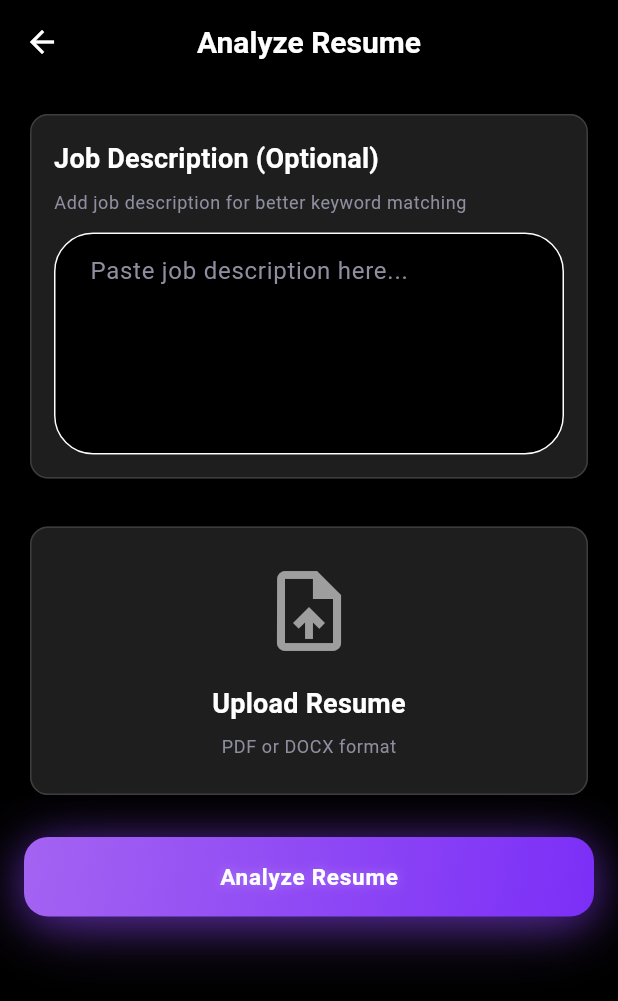
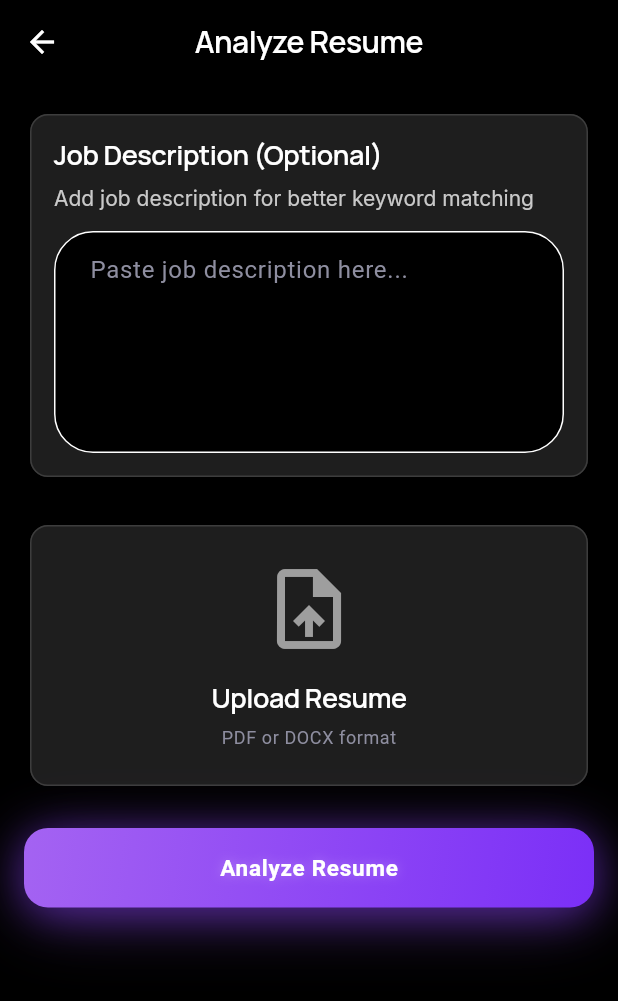
Before and after one commit to ARISH4651/Resume_Analyzer_and_Guider, a Flutter app: the screen it shows after launch, after a tap on "Analyze Resume", on a phone screen of 412 x 824 dp. Shown: the top 1001 px of the screen. Run offline on Flutter 3.47's test engine with Material 3 defaults, Android fonts, the phone set to English and light mode, and no system bars; our stand-ins replace dio, file_picker, firebase_core, flutter_riverpod, google_fonts, lottie; accounts and stored records are empty; network calls fail.

Commit message:
Font Style changed

```diff
--- a/mobile_app/lib/screens/analyze_screen.dart
+++ b/mobile_app/lib/screens/analyze_screen.dart
@@ -3,6 +3,7 @@ import 'package:flutter_riverpod/flutter_riverpod.dart';
 import 'package:file_picker/file_picker.dart';
 import '../services/api_service.dart';
 import 'result_screen.dart';
+import '../theme/app_text_styles.dart';
 
 class AnalyzeScreen extends ConsumerStatefulWidget {
   const AnalyzeScreen({super.key});
@@ -85,7 +86,10 @@ class _AnalyzeScreenState extends ConsumerState<AnalyzeScreen> {
   Widget build(BuildContext context) {
     return Scaffold(
       appBar: AppBar(
-        title: const Text('Analyze Resume'),
+        title: Text(
+          'Analyze Resume',
+          style: AppTextStyles.heading3.copyWith(fontSize: 20),
+        ),
       ),
       body: SafeArea(
         child: SingleChildScrollView(
@@ -102,12 +106,12 @@ class _AnalyzeScreenState extends ConsumerState<AnalyzeScreen> {
                     children: [
                       Text(
                         'Job Description (Optional)',
-                        style: Theme.of(context).textTheme.titleMedium,
+                        style: AppTextStyles.heading3.copyWith(fontSize: 18),
                       ),
                       const SizedBox(height: 8),
                       Text(
                         'Add job description for better keyword matching',
-                        style: Theme.of(context).textTheme.bodySmall,
+                        style: AppTextStyles.bodySmall,
                       ),
                       const SizedBox(height: 12),
                       TextField(
@@ -145,7 +149,7 @@ class _AnalyzeScreenState extends ConsumerState<AnalyzeScreen> {
                         const SizedBox(height: 16),
                         Text(
                           _fileName ?? 'Upload Resume',
-                          style: Theme.of(context).textTheme.titleMedium,
+                          style: AppTextStyles.heading3.copyWith(fontSize: 18),
                           textAlign: TextAlign.center,
                         ),
                         const SizedBox(height: 8),
--- a/mobile_app/lib/screens/guide_screen.dart
+++ b/mobile_app/lib/screens/guide_screen.dart
@@ -3,6 +3,7 @@ import 'package:flutter_riverpod/flutter_riverpod.dart';
 import 'package:lottie/lottie.dart' as lottie_lib;
 import '../services/api_service.dart';
 import '../models/chat_message.dart';
+import '../theme/app_text_styles.dart';
 
 class GuideScreen extends ConsumerStatefulWidget {
   const GuideScreen({super.key});
@@ -89,13 +90,9 @@ class _GuideScreenState extends ConsumerState<GuideScreen> {
     return Scaffold(
       backgroundColor: const Color(0xFF0A0A0A),
       appBar: AppBar(
-        title: const Text(
+        title: Text(
           'Resume Guide',
-          style: TextStyle(
-            fontSize: 20,
-            fontWeight: FontWeight.w600,
-            letterSpacing: 0.5,
-          ),
+          style: AppTextStyles.heading3.copyWith(fontSize: 20),
         ),
         backgroundColor: const Color(0xFF1A1A1A),
         elevation: 0,
--- a/mobile_app/lib/screens/home_screen.dart
+++ b/mobile_app/lib/screens/home_screen.dart
@@ -2,6 +2,7 @@ import 'package:flutter/material.dart';
 import 'package:lottie/lottie.dart' as lottie_lib;
 import 'analyze_screen.dart';
 import 'guide_screen.dart';
+import '../theme/app_text_styles.dart';
 
 class HomeScreen extends StatefulWidget {
   const HomeScreen({super.key});
@@ -190,19 +191,20 @@ class _HomeScreenState extends State<HomeScreen> with SingleTickerProviderStateM
                   const SizedBox(height: 16),
 
                   // Title
-                  const Padding(
-                    padding: EdgeInsets.symmetric(horizontal: 30),
+                  Padding(
+                    padding: const EdgeInsets.symmetric(horizontal: 30),
                     child: Column(
                       crossAxisAlignment: CrossAxisAlignment.center,
                       children: [
                         Text(
-                          'Hello! I\'m Your AI Assistant\nWhat would you like to do today?',
-                          style: TextStyle(
-                            color: Colors.white,
-                            fontSize: 18,
-                            fontWeight: FontWeight.w600,
-                            fontFamily: 'Inria Serif',
-                          ),
+                          'Hello! I\'m Your AI Assistant',
+                          style: AppTextStyles.heading1,
+                          textAlign: TextAlign.center,
+                        ),
+                        const SizedBox(height: 8),
+                        Text(
+                          'What would you like to do today?',
+                          style: AppTextStyles.subtitle,
                           textAlign: TextAlign.center,
                         ),
                       ],
@@ -450,22 +452,17 @@ class _HomeScreenState extends State<HomeScreen> with SingleTickerProviderStateM
                                   ),
                                 ],
                               ),
-                              child: const Column(
+                              child: Column(
                                 mainAxisAlignment: MainAxisAlignment.center,
                                 children: [
-                                  Text(
+                                  const Text(
                                     '🎯',
                                     style: TextStyle(fontSize: 32),
                                   ),
-                                  SizedBox(height: 12),
+                                  const SizedBox(height: 12),
                                   Text(
                                     'Get instant ATS score & personalized feedback',
-                                    style: TextStyle(
-                                      color: Colors.white70,
-                                      fontSize: 14,
-                                      fontWeight: FontWeight.w500,
-                                      height: 1.5,
-                                    ),
+                                    style: AppTextStyles.bodySmall,
                                     textAlign: TextAlign.center,
                                   ),
                                 ],
@@ -520,14 +517,11 @@ class _HomeScreenState extends State<HomeScreen> with SingleTickerProviderStateM
                                       borderRadius: BorderRadius.circular(16),
                                     ),
                                   ),
-                                  child: const Text(
+                                  child: Text(
                                     'Analyze Resume',
-                                    style: TextStyle(
-                                      fontSize: 15,
-                                      fontWeight: FontWeight.w600,
-                                      letterSpacing: 0.5,
+                                    style: AppTextStyles.button.copyWith(
                                       shadows: [
-                                        Shadow(
+                                        const Shadow(
                                           color: Color(0x40FFFFFF),
                                           blurRadius: 8,
                                         ),
@@ -573,22 +567,17 @@ class _HomeScreenState extends State<HomeScreen> with SingleTickerProviderStateM
                                   ),
                                 ],
                               ),
-                              child: const Column(
+                              child: Column(
                                 mainAxisAlignment: MainAxisAlignment.center,
                                 children: [
-                                  Text(
+                                  const Text(
                                     '📚',
                                     style: TextStyle(fontSize: 32),
                                   ),
-                                  SizedBox(height: 12),
+                                  const SizedBox(height: 12),
                                   Text(
                                     'Learn tips & strategies to craft the perfect resume',
-                                    style: TextStyle(
-                                      color: Colors.white70,
-                                      fontSize: 14,
-                                      fontWeight: FontWeight.w500,
-                                      height: 1.5,
-                                    ),
+                                    style: AppTextStyles.bodySmall,
                                     textAlign: TextAlign.center,
                                   ),
                                 ],
@@ -643,14 +632,11 @@ class _HomeScreenState extends State<HomeScreen> with SingleTickerProviderStateM
                                       borderRadius: BorderRadius.circular(16),
                                     ),
                                   ),
-                                  child: const Text(
+                                  child: Text(
                                     'Resume Guide',
-                                    style: TextStyle(
-                                      fontSize: 15,
-                                      fontWeight: FontWeight.w600,
-                                      letterSpacing: 0.5,
+                                    style: AppTextStyles.button.copyWith(
                                       shadows: [
-                                        Shadow(
+                                        const Shadow(
                                           color: Color(0x40FFFFFF),
                                           blurRadius: 8,
                                         ),
@@ -691,42 +677,34 @@ class _HomeScreenState extends State<HomeScreen> with SingleTickerProviderStateM
                             width: 1,
                           ),
                         ),
-                        child: const Column(
+                        child: Column(
                           mainAxisSize: MainAxisSize.min,
                           crossAxisAlignment: CrossAxisAlignment.start,
                           children: [
                             Row(
                               children: [
-                                Text(
+                                const Text(
                                   '🎓',
                                   style: TextStyle(fontSize: 24),
                                 ),
-                                SizedBox(width: 8),
+                                const SizedBox(width: 8),
                                 Text(
                                   'AI Career Mentor',
-                                  style: TextStyle(
-                                    color: Colors.white,
-                                    fontSize: 18,
-                                    fontWeight: FontWeight.bold,
-                                  ),
+                                  style: AppTextStyles.heading3.copyWith(fontSize: 22),
                                 ),
-                                SizedBox(width: 8),
-                                Text(
+                                const SizedBox(width: 8),
+                                const Text(
                                   '🤖',
                                   style: TextStyle(fontSize: 24),
                                 ),
                               ],
                             ),
-                            SizedBox(height: 16),
+                            const SizedBox(height: 16),
                             Text(
                               'Your smart companion for career growth! 📝',
-                              style: TextStyle(
-                                color: Colors.white70,
-                                fontSize: 15,
-                                height: 1.5,
-                              ),
+                              style: AppTextStyles.subtitle2,
                             ),
-                            SizedBox(height: 12),
+                            const SizedBox(height: 12),
                             Text(
                               'It analyzes your resume 📄 using NLP, finds skill gaps 💔, and gives personalized course, project, and certification suggestions 🎓.',
                               style: TextStyle(
@@ -931,22 +909,15 @@ class _HomeScreenState extends State<HomeScreen> with SingleTickerProviderStateM
                   child: Column(
                     crossAxisAlignment: CrossAxisAlignment.start,
                     children: [
-                      const Text(
+                      Text(
                         'User',
-                        style: TextStyle(
-                          color: Colors.white,
-                          fontSize: 15,
-                          fontWeight: FontWeight.w600,
-                          letterSpacing: 0.2,
-                        ),
+                        style: AppTextStyles.button.copyWith(fontSize: 15),
                       ),
                       const SizedBox(height: 2),
                       Text(
                         'Job Seeker',
-                        style: TextStyle(
+                        style: AppTextStyles.caption.copyWith(
                           color: Colors.white.withOpacity(0.5),
-                          fontSize: 12,
-                          fontWeight: FontWeight.w400,
                         ),
                       ),
                     ],
--- /dev/null
+++ b/mobile_app/lib/theme/app_text_styles.dart
@@ -0,0 +1,122 @@
+import 'package:flutter/material.dart';
+import 'package:google_fonts/google_fonts.dart';
+
+/// Premium typography system for futuristic AI assistant interface
+class AppTextStyles {
+  // Primary Headings - Manrope SemiBold
+  static TextStyle get primaryHeading => GoogleFonts.manrope(
+        fontSize: 32,
+        fontWeight: FontWeight.w600,
+        height: 1.15,
+        letterSpacing: -0.6,
+        color: Colors.white,
+      );
+
+  static TextStyle get heading1 => GoogleFonts.manrope(
+        fontSize: 28,
+        fontWeight: FontWeight.w600,
+        height: 1.15,
+        letterSpacing: -0.5,
+        color: Colors.white,
+      );
+
+  static TextStyle get heading2 => GoogleFonts.manrope(
+        fontSize: 26,
+        fontWeight: FontWeight.w600,
+        height: 1.15,
+        letterSpacing: -0.4,
+        color: Colors.white,
+      );
+
+  static TextStyle get heading3 => GoogleFonts.manrope(
+        fontSize: 24,
+        fontWeight: FontWeight.w600,
+        height: 1.2,
+        letterSpacing: -0.3,
+        color: Colors.white,
+      );
+
+  // Secondary Text - Inter Regular
+  static TextStyle get subtitle => GoogleFonts.inter(
+        fontSize: 17,
+        fontWeight: FontWeight.w400,
+        height: 1.5,
+        letterSpacing: 0,
+        color: const Color(0xFFC9C9C9),
+      );
+
+  static TextStyle get subtitle2 => GoogleFonts.inter(
+        fontSize: 15,
+        fontWeight: FontWeight.w400,
+        height: 1.55,
+        letterSpacing: 0,
+        color: const Color(0xFFC9C9C9),
+      );
+
+  static TextStyle get body => GoogleFonts.inter(
+        fontSize: 16,
+        fontWeight: FontWeight.w400,
+        height: 1.5,
+        letterSpacing: 0,
+        color: const Color(0xFFE0E0E0),
+      );
+
+  static TextStyle get bodySmall => GoogleFonts.inter(
+        fontSize: 14,
+        fontWeight: FontWeight.w400,
+        height: 1.45,
+        letterSpacing: 0,
+        color: const Color(0xFFC9C9C9),
+      );
+
+  // Button Text - Manrope Medium
+  static TextStyle get button => GoogleFonts.manrope(
+        fontSize: 16,
+        fontWeight: FontWeight.w500,
+        height: 1.2,
+        letterSpacing: 0.5,
+        color: Colors.white,
+      );
+
+  static TextStyle get buttonSmall => GoogleFonts.manrope(
+        fontSize: 14,
+        fontWeight: FontWeight.w500,
+        height: 1.2,
+        letterSpacing: 0.3,
+        color: Colors.white,
+      );
+
+  // Caption & Labels - Inter Regular
+  static TextStyle get caption => GoogleFonts.inter(
+        fontSize: 13,
+        fontWeight: FontWeight.w400,
+        height: 1.4,
+        letterSpacing: 0,
+        color: const Color(0xFF9E9E9E),
+      );
+
+  static TextStyle get label => GoogleFonts.inter(
+        fontSize: 12,
+        fontWeight: FontWeight.w500,
+        height: 1.3,
+        letterSpacing: 0.5,
+        color: const Color(0xFFB0B0B0),
+      );
+
+  // Special Styles
+  static TextStyle get neonAccent => GoogleFonts.manrope(
+        fontSize: 20,
+        fontWeight: FontWeight.w600,
+        height: 1.2,
+        letterSpacing: -0.3,
+        color: const Color(0xFFA463F2),
+      );
+
+  static TextStyle get chatMessage => GoogleFonts.inter(
+        fontSize: 15,
+        fontWeight: FontWeight.w400,
+        height: 1.5,
+        letterSpacing: 0,
+        color: const Color(0xFFE8E8E8),
+      );
+}
--- a/mobile_app/pubspec.yaml
+++ b/mobile_app/pubspec.yaml
@@ -45,6 +45,7 @@ dependencies:
   intl: ^0.18.1
   shared_preferences: ^2.2.2
   uuid: ^4.2.2
+  google_fonts: ^6.1.0
 
 dev_dependencies:
   flutter_test:
```
Also changed, not shown: mobile_app/pubspec.lock, 1 other file.
